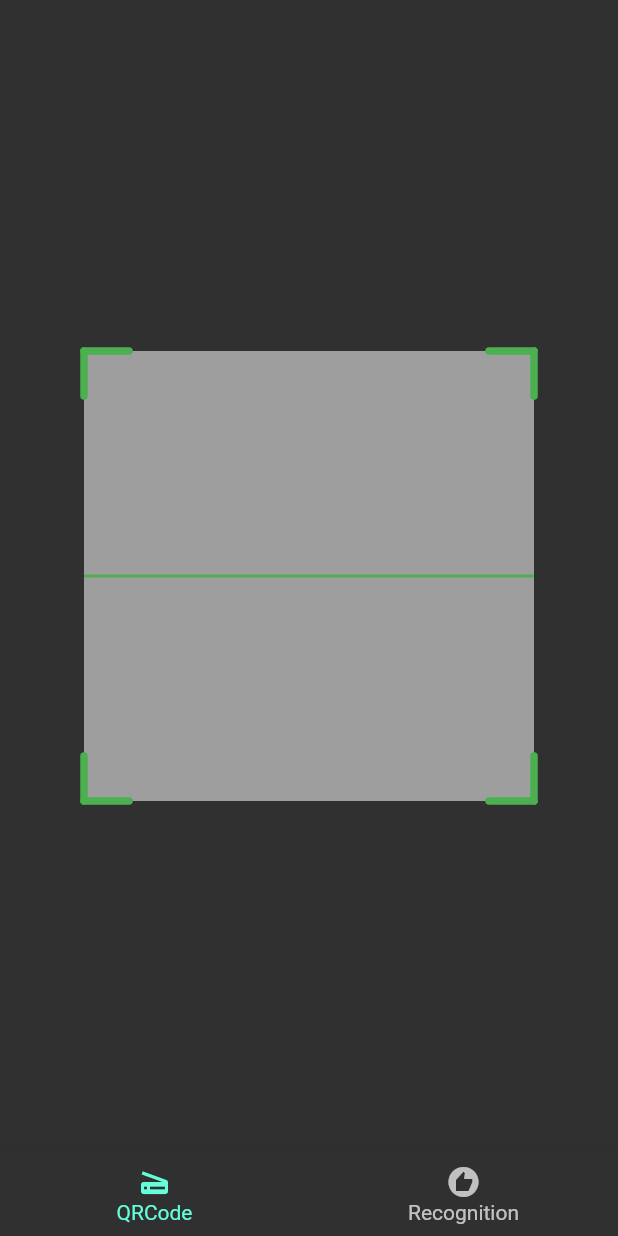
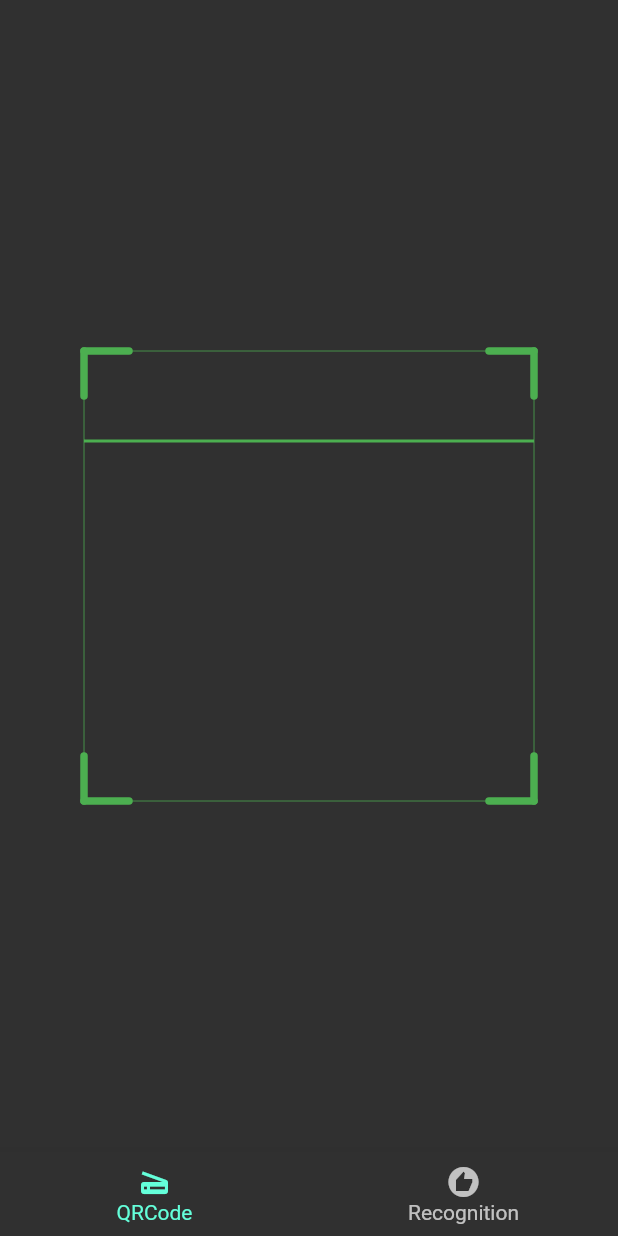
Before and after one commit to and2long/scanning_effect, a Flutter app: the screen it shows after launch, on a phone screen of 412 x 824 dp. Run offline on Flutter 3.47's test engine with Material 2 defaults, Android fonts, the light colour scheme and no system bars.

Commit message:
优化二维码扫描框配置参数。

```diff
--- a/lib/components/qrcode_layout.dart
+++ b/lib/components/qrcode_layout.dart
@@ -1,21 +1,117 @@
 import 'package:flutter/material.dart';
 
 class QRCodeLayout extends StatefulWidget {
+  /// 扫描框的大小
   final Size size;
 
-  const QRCodeLayout({Key? key, required this.size}) : super(key: key);
+  /// 直角长度
+  final double? angleLength;
+
+  /// 直角宽度
+  final double? angleWidth;
+
+  /// 边框宽度
+  final double? borderWidth;
+
+  /// 是否显示边框
+  final bool? showBorder;
+
+  /// 扫描横线宽度
+  final double? scannerWidth;
+
+  /// 动画时长，默认 1500 毫秒
+  final int animationDuration;
+
+  const QRCodeLayout({
+    Key? key,
+    required this.size,
+    this.angleWidth,
+    this.angleLength,
+    this.borderWidth,
+    this.showBorder,
+    this.scannerWidth,
+    this.animationDuration = 1500,
+  }) : super(key: key);
 
   @override
   _QRCodeLayoutState createState() => _QRCodeLayoutState();
 }
 
-class _QRCodeLayoutState extends State<QRCodeLayout> {
+class _QRCodeLayoutState extends State<QRCodeLayout>
+    with SingleTickerProviderStateMixin {
+  late final AnimationController _controller;
+  late final Animation<double> _animation;
+
+  @override
+  void initState() {
+    super.initState();
+    _controller = AnimationController(
+        duration: Duration(milliseconds: widget.animationDuration),
+        vsync: this);
+    _animation =
+        Tween(begin: 0.0, end: widget.size.height).animate(_controller);
+    _controller.repeat();
+  }
+
+  @override
+  void dispose() {
+    _controller.dispose();
+    super.dispose();
+  }
+
+  @override
+  Widget build(BuildContext context) {
+    return AnimatedQRCodeScanner(
+      size: widget.size,
+      animation: _animation,
+      angleLength: widget.angleLength,
+      angleWidth: widget.angleWidth,
+      borderWidth: widget.borderWidth,
+      showBorder: widget.showBorder,
+      scannerWidth: widget.scannerWidth,
+    );
+  }
+}
+
+class AnimatedQRCodeScanner extends AnimatedWidget {
+  final Size size;
+
+  /// 直角长度
+  final double? angleLength;
+
+  /// 直角宽度
+  final double? angleWidth;
+
+  /// 边框宽度
+  final double? borderWidth;
+
+  /// 是否显示边框
+  final bool? showBorder;
+
+  /// 扫描横线宽度
+  final double? scannerWidth;
+
+  AnimatedQRCodeScanner({
+    required Animation<double> animation,
+    required this.size,
+    this.angleLength,
+    this.angleWidth,
+    this.borderWidth,
+    this.showBorder,
+    this.scannerWidth,
+  }) : super(listenable: animation);
+
   @override
   Widget build(BuildContext context) {
     return CustomPaint(
-      size: widget.size,
-      painter: QRCodeBorderPainter(),
-      foregroundPainter: QRCodeScannerPainter(),
+      size: size,
+      painter: QRCodeBorderPainter(
+        angleLength: angleLength,
+        angleWidth: angleWidth,
+        borderWidth: borderWidth,
+        showBorder: showBorder,
+      ),
+      foregroundPainter: QRCodeScannerPainter((listenable as Animation).value),
     );
   }
 }
@@ -26,31 +122,64 @@ class QRCodeBorderPainter extends CustomPainter {
     ..color = Colors.green
     ..style = PaintingStyle.stroke
     ..strokeCap = StrokeCap.round
-    ..isAntiAlias = true
-    ..strokeWidth = 5;
+    ..isAntiAlias = true;
 
-  double angleWidth = 30;
+  /// 直角长度
+  double? angleLength;
+
+  /// 直角宽度
+  double? angleWidth;
+
+  /// 边框宽度
+  double? borderWidth;
+
+  /// 是否显示边框
+  bool? showBorder;
+
+  QRCodeBorderPainter({
+    this.angleLength,
+    this.angleWidth,
+    this.borderWidth,
+    this.showBorder,
+  });
 
   @override
   void paint(Canvas canvas, Size size) {
+    _paint.strokeWidth = angleWidth ?? 5;
+    double length = angleLength ?? 30;
     // 左上角
-    canvas.drawLine(Offset(0, 0), Offset(0, angleWidth), _paint);
-    canvas.drawLine(Offset(0, 0), Offset(angleWidth, 0), _paint);
+    canvas.drawLine(Offset(0, 0), Offset(0, length), _paint);
+    canvas.drawLine(Offset(0, 0), Offset(length, 0), _paint);
     // 右上角
     canvas.drawLine(
-        Offset(size.width - angleWidth, 0), Offset(size.width, 0), _paint);
-    canvas.drawLine(
-        Offset(size.width, 0), Offset(size.width, angleWidth), _paint);
+        Offset(size.width - length, 0), Offset(size.width, 0), _paint);
+    canvas.drawLine(Offset(size.width, 0), Offset(size.width, length), _paint);
     // 左下角
     canvas.drawLine(
-        Offset(0, size.height), Offset(0, size.height - angleWidth), _paint);
+        Offset(0, size.height), Offset(0, size.height - length), _paint);
     canvas.drawLine(
-        Offset(0, size.height), Offset(angleWidth, size.height), _paint);
+        Offset(0, size.height), Offset(length, size.height), _paint);
     // 右下角
     canvas.drawLine(Offset(size.width, size.height),
-        Offset(size.width, size.height - angleWidth), _paint);
+        Offset(size.width, size.height - length), _paint);
     canvas.drawLine(Offset(size.width, size.height),
-        Offset(size.width - angleWidth, size.height), _paint);
+        Offset(size.width - length, size.height), _paint);
+    // 绘制边框
+    if (showBorder ?? true) {
+      _paint.strokeWidth = borderWidth ?? 1;
+      // 左
+      canvas.drawLine(
+          Offset(0, length), Offset(0, size.height - length), _paint);
+      // 上
+      canvas.drawLine(
+          Offset(length, 0), Offset(size.width - length, 0), _paint);
+      // 右
+      canvas.drawLine(Offset(size.width, length),
+          Offset(size.width, size.height - length), _paint);
+      // 下
+      canvas.drawLine(Offset(length, size.height),
+          Offset(size.width - length, size.height), _paint);
+    }
   }
 
   @override
@@ -66,10 +195,13 @@ class QRCodeScannerPainter extends CustomPainter {
     ..style = PaintingStyle.fill
     ..strokeWidth = 2;
 
+  final double yOffset;
+
+  QRCodeScannerPainter(this.yOffset) : assert(yOffset >= 0);
+
   @override
   void paint(Canvas canvas, Size size) {
-    canvas.drawLine(
-        Offset(0, size.width / 2), Offset(size.width, size.width / 2), _paint);
+    canvas.drawLine(Offset(0, yOffset), Offset(size.width, yOffset), _paint);
     // Path path = Path();
     // path.moveTo(0, 100);
     // path.conicTo(size.width / 2, 50, size.width, 100, 1);
--- a/lib/qrcode_effect_page.dart
+++ b/lib/qrcode_effect_page.dart
@@ -8,8 +8,19 @@ class QRCodeEffectPage extends StatelessWidget {
   Widget build(BuildContext context) {
     return Center(
       child: Container(
-        child: QRCodeLayout(size: Size(300, 300)),
-        color: Colors.grey,
+        child: QRCodeLayout(
+          // 设置扫描框的大小
+          size: Size(300, 300),
+          // 直角长度
+          angleLength: 30,
+          // 直角线粗细
+          angleWidth: 5,
+          // 边框宽度
+          borderWidth: 0.5,
+          // 是否显示边框
+          showBorder: true,
+        ),
+        color: Colors.transparent,
       ),
     );
   }
```
